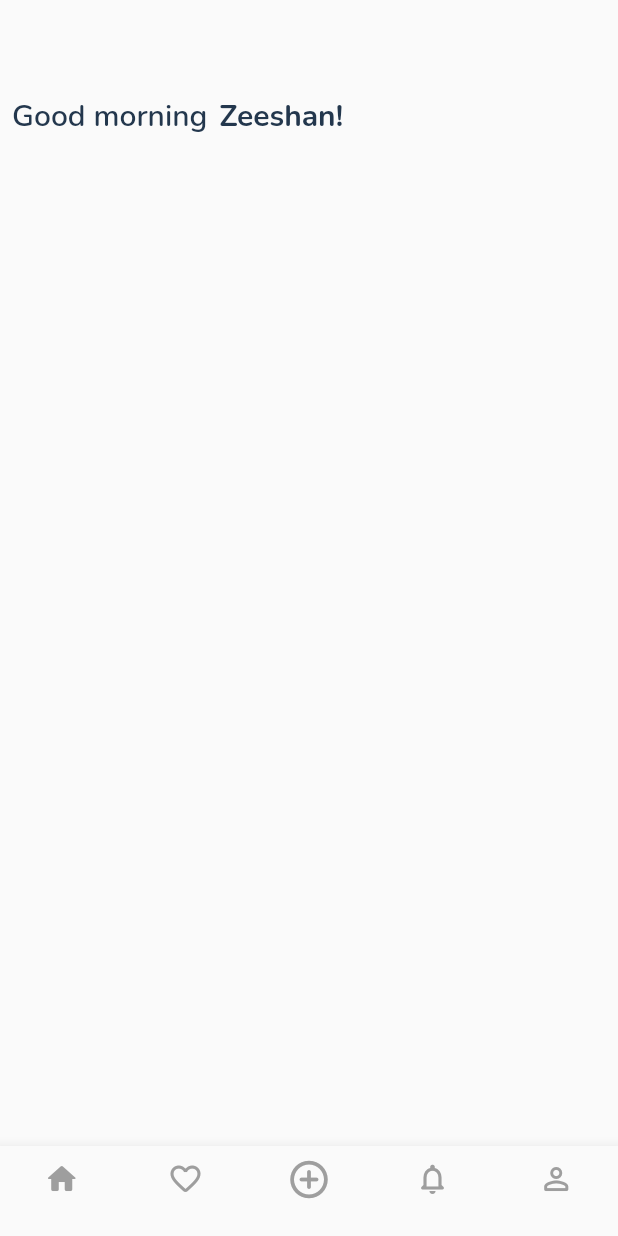
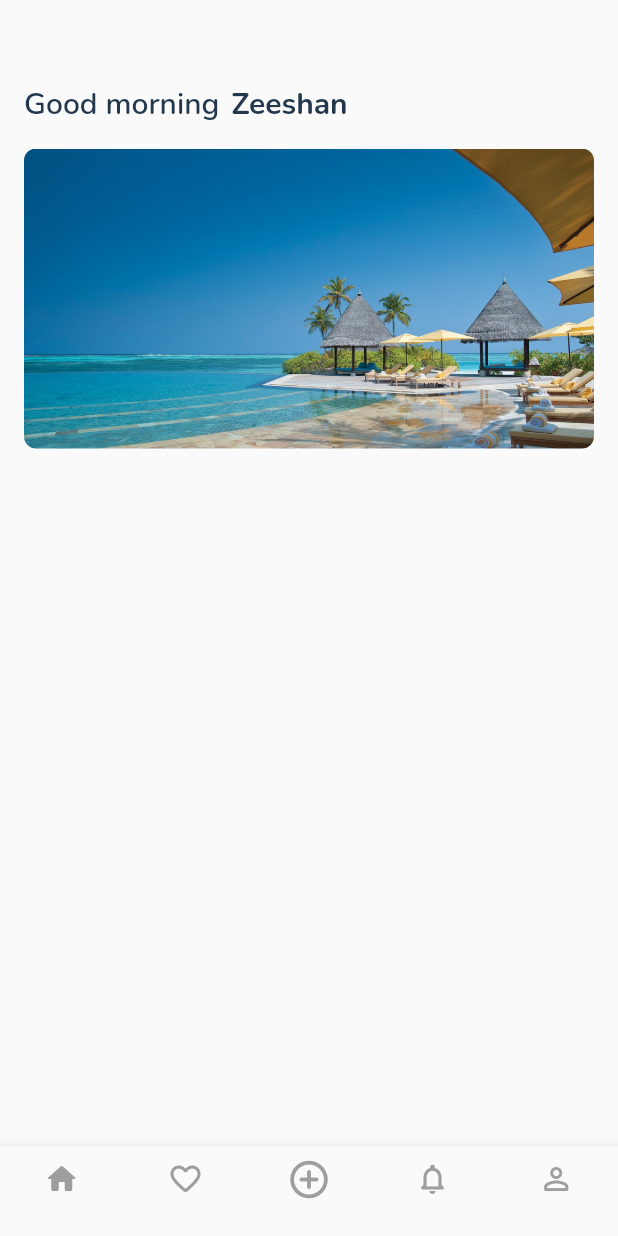
Before and after one commit to ibrahimzahir/travel_app, a Flutter app: the screen it shows after launch, on a phone screen of 412 x 824 dp. Run offline on Flutter 3.47's test engine with Material 2 defaults, Android fonts, the phone set to English and light mode, and no system bars; our stand-ins replace flutter_swiper, google_fonts.

Commit message:
adding slider funtionality

```diff
--- a/lib/screens/home_screen.dart
+++ b/lib/screens/home_screen.dart
@@ -1,4 +1,6 @@
 import 'package:flutter/material.dart';
+import 'package:flutter_swiper/flutter_swiper.dart';
+import '../models/carousel_model.dart';
 import '../widgets/bottom_navigation_bar.dart';
 import '../constants/style_constant.dart';
 import '../constants/color_constant.dart';
@@ -9,6 +11,18 @@ class HomeScreen extends StatefulWidget {
 }
 
 class _HomeScreenState extends State<HomeScreen> {
+  int _currentIndex = 0;
+
+  List<T> map<T>(List list, Function handler) {
+    List<T> result = [];
+
+    for (var i = 0; i < list.length; i++) {
+      result.add(
+        handler(i, list[i]),
+      );
+    }
+  }
+
   @override
   Widget build(BuildContext context) {
     return Scaffold(
@@ -22,7 +36,7 @@ class _HomeScreenState extends State<HomeScreen> {
           physics: ClampingScrollPhysics(),
           children: [
             Padding(
-              padding: const EdgeInsets.all(8.0),
+              padding: const EdgeInsets.only(left: 16.0, right: 16),
               child: Row(
                 mainAxisAlignment: MainAxisAlignment.start,
                 children: [
@@ -33,7 +47,46 @@ class _HomeScreenState extends State<HomeScreen> {
                   SizedBox(
                     width: 8,
                   ),
-                  Text("Zeeshan!", style: nameTtleStyle),
+                  Text("Zeeshan", style: nameTtleStyle),
+                ],
+              ),
+            ),
+            Container(
+              padding: EdgeInsets.all(16),
+              alignment: Alignment.centerLeft,
+              width: MediaQuery.of(context).size.width,
+              child: Column(
+                crossAxisAlignment: CrossAxisAlignment.start,
+                mainAxisAlignment: MainAxisAlignment.start,
+                children: [
+                  Container(
+                    width: MediaQuery.of(context).size.width,
+                    height: 200,
+                    child: Swiper(
+                      onIndexChanged: (index) {
+                        setState(
+                          () {
+                            _currentIndex = index;
+                          },
+                        );
+                      },
+                      autoplay: true,
+                      layout: SwiperLayout.DEFAULT,
+                      itemCount: carouseldta.length,
+                      itemBuilder: (BuildContext contex, index) {
+                        return Container(
+                          padding: EdgeInsets.only(left: 16, right: 16),
+                          decoration: BoxDecoration(
+                            borderRadius: BorderRadius.circular(8),
+                            image: DecorationImage(
+                              image: AssetImage(carouseldta[index].image),
+                              fit: BoxFit.cover,
+                            ),
+                          ),
+                        );
+                      },
+                    ),
+                  ),
                 ],
               ),
             ),
```
Also changed, not shown: lib/constants/style_constant.dart (+35 -0 lines).
